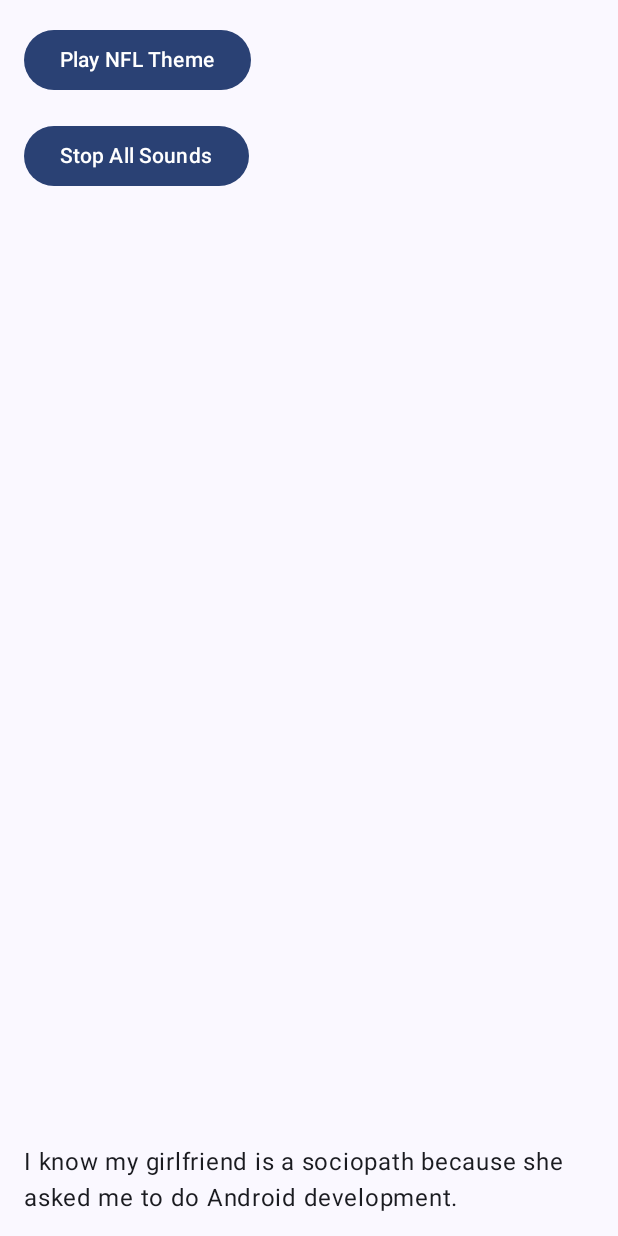
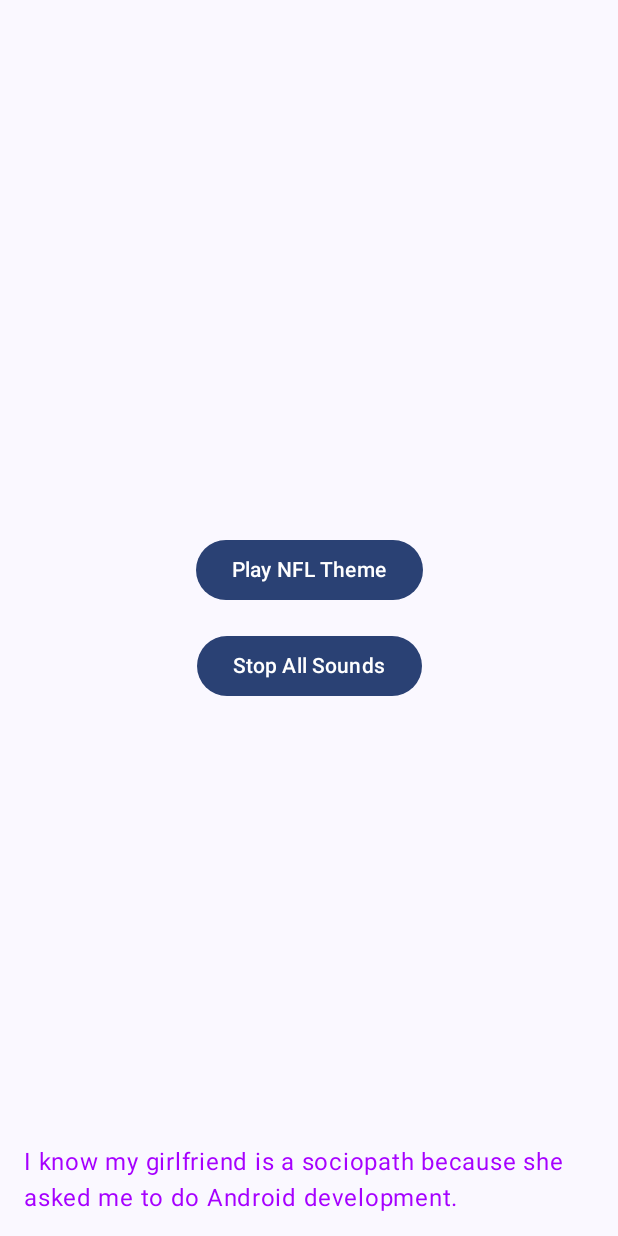
Before and after one commit to Sibire/ArmigerSoundboard, an Android app built with Jetpack Compose: the composable Soundboard shown on its own in the app's theme, on a phone screen of 412 x 824 dp. Run offline under Robolectric (Android 15) with nearby library versions, the phone set to English and light mode, and no system bars.

Commit message:
UI Edits

```diff
--- a/app/src/main/java/com/example/armigerssoundboard/MainActivity.kt
+++ b/app/src/main/java/com/example/armigerssoundboard/MainActivity.kt
@@ -1,15 +1,19 @@
 package com.example.armigerssoundboard
+
 import android.media.MediaPlayer
-import androidx.compose.foundation.layout.*
-import androidx.compose.material3.*
-import androidx.compose.runtime.*
-import androidx.compose.ui.Modifier
-import androidx.compose.ui.unit.dp
 import android.os.Bundle
 import androidx.activity.ComponentActivity
 import androidx.activity.compose.setContent
+import androidx.compose.foundation.layout.*
+import androidx.compose.material3.*
+import androidx.compose.runtime.Composable
 import androidx.compose.ui.Alignment
+import androidx.compose.ui.Modifier
+import androidx.compose.ui.tooling.preview.Preview
+import androidx.compose.ui.unit.dp
 import com.example.armigerssoundboard.ui.theme.ArmigersSoundboardTheme
+import androidx.core.graphics.toColorInt
+import androidx.compose.ui.graphics.Color
 
 class MainActivity : ComponentActivity() {
     private var mediaPlayer: MediaPlayer? = null
@@ -50,9 +54,10 @@ fun Soundboard(onPlay: () -> Unit, onStop: () -> Unit) {
     ) {
         Column(
             modifier = Modifier
-                .fillMaxSize()
-                .padding(16.dp),
-            verticalArrangement = Arrangement.spacedBy(16.dp)
+                .align(Alignment.Center)
+                .padding(horizontal = 16.dp),
+            verticalArrangement = Arrangement.spacedBy(16.dp),
+            horizontalAlignment = Alignment.CenterHorizontally
         ) {
             Button(onClick = onPlay) {
                 Text("Play NFL Theme")
@@ -65,8 +70,22 @@ fun Soundboard(onPlay: () -> Unit, onStop: () -> Unit) {
             text = "I know my girlfriend is a sociopath because she asked me to do Android development.",
             modifier = Modifier
                 .align(Alignment.BottomCenter)
-                .padding(16.dp),
-            style = MaterialTheme.typography.bodyLarge
+                .padding(bottom = 16.dp, start = 16.dp, end = 16.dp),
+            style = MaterialTheme.typography.bodyLarge,
+            color = Color("#a600ff".toColorInt())
         )
     }
 }
+
+@Preview(
+    name = "Soundboard Preview",
+    showBackground = true,
+    widthDp = 360,
+    heightDp = 640
+)
+@Composable
+fun SoundboardPreview() {
+    ArmigersSoundboardTheme {
+        Soundboard(onPlay = {}, onStop = {})
+    }
+}
--- a/app/src/main/res/values/themes.xml
+++ b/app/src/main/res/values/themes.xml
@@ -1,5 +1,5 @@
 <?xml version="1.0" encoding="utf-8"?>
 <resources>
 
-    <style name="Theme.ArmigersSoundboard" parent="android:Theme.Material.Light.NoActionBar" />
+    <style name="Theme.ArmigersSoundboard" parent="android:ThemeOverlay.Material.Dark.ActionBar" />
 </resources>
```
Also changed, not shown: 3 other files.
